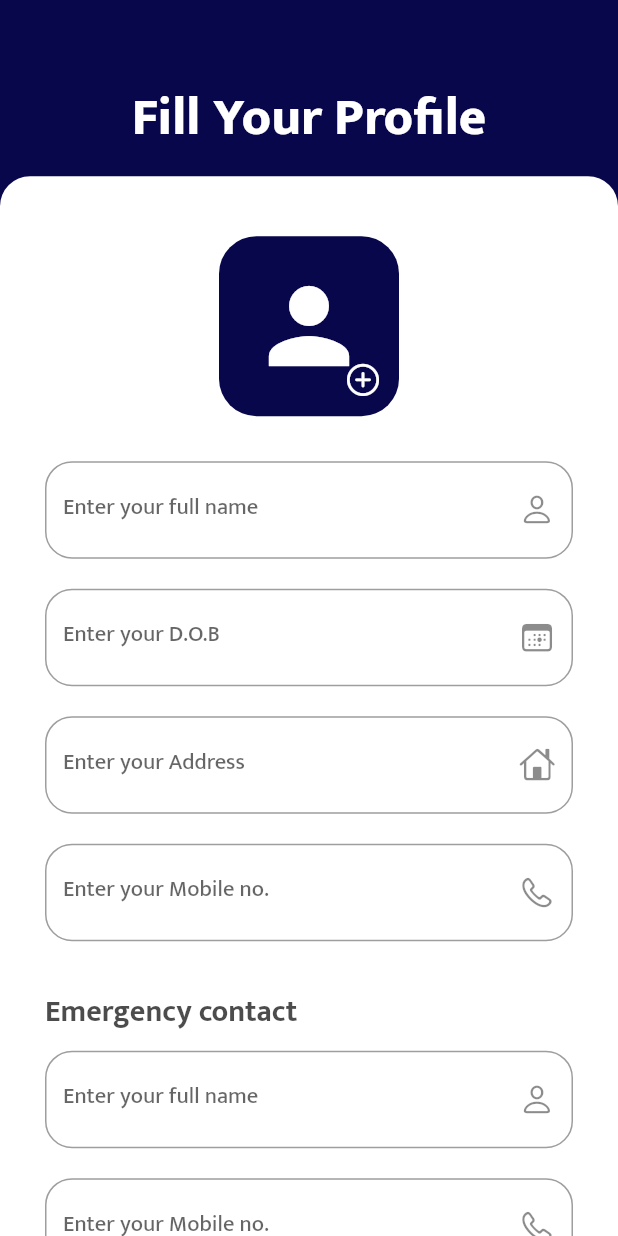
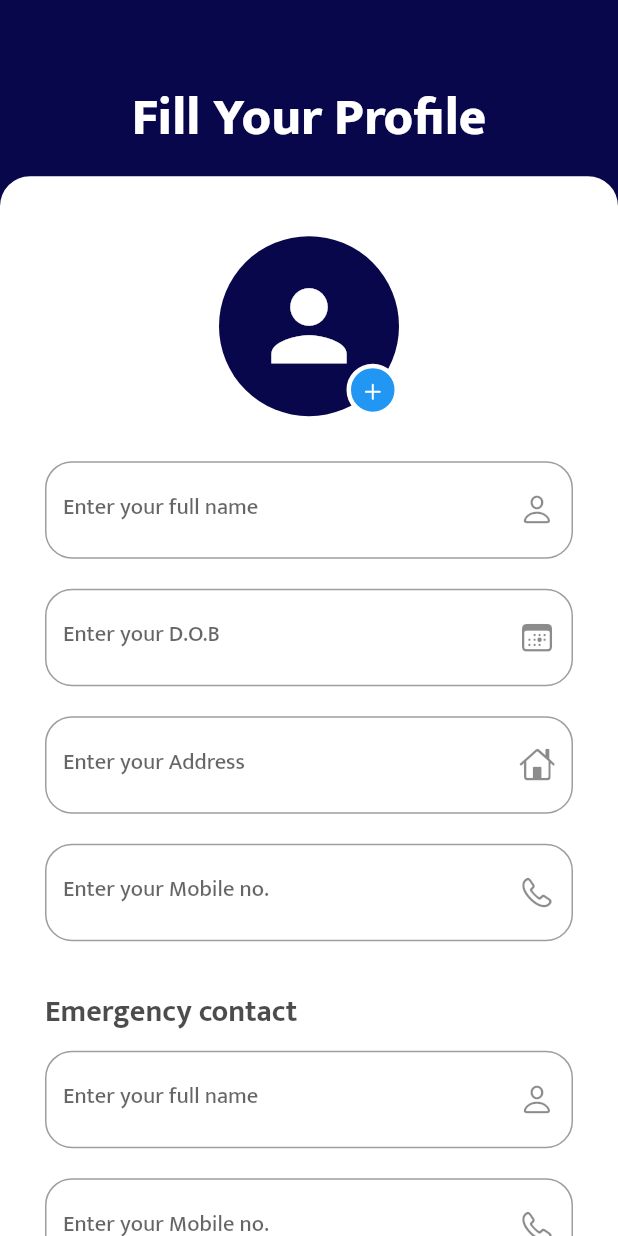
Before and after one commit to ShivamPundir12/ND_Fitness-new, a Flutter app: the screen it shows after launch, on a phone screen of 412 x 824 dp. Run offline on Flutter 3.47's test engine with Material 2 defaults, Android fonts, the phone set to English and light mode, and no system bars; our stand-ins replace cloud_firestore, firebase_auth, firebase_core, firebase_storage, flutter_secure_storage, flutter_svg and 2 more; accounts and stored records are empty.

Commit message:
profile 23-04-23

```diff
--- a/lib/screens/info/profilecontroller/profile.dart
+++ b/lib/screens/info/profilecontroller/profile.dart
@@ -119,17 +119,13 @@ class _ProfileState extends State<Profile> {
                             SizedBox(
                               height: 40,
                             ),
-                            InkWell(
-                              onTap: () {
-                                provider.pickImage(context);
-                              },
-                              child: Stack(alignment: Alignment.bottomRight, children: [
+                            Stack(children: [
                               Container(
                                 height: 120,
                                 width: 120,
                                 child: provider.image == null
                                     ? Icon(Icons.person,
-                                          color: text_color2, size: 80)
+                                        color: text_color2, size: 75)
                                     : Image.file(
                                         File(provider.image!.path).absolute,
                                         fit: BoxFit.cover,
@@ -145,18 +141,29 @@ class _ProfileState extends State<Profile> {
                                       ),
                                 decoration: BoxDecoration(
                                     color: background_color,
-                                      shape: BoxShape.rectangle,
-                                      borderRadius: BorderRadius.circular(25)),
+                                    shape: BoxShape.circle),
                               ),
-                                IconButton(
+                              Positioned(
+                                  bottom: 0,
+                                  right: 0,
+                                  child: Container(
+                                    height: 35,
+                                    width: 35,
+                                    decoration: BoxDecoration(
+                                        shape: BoxShape.circle,
+                                        border: Border.all(
+                                            width: 3, color: Colors.white),
+                                        color: Colors.blue),
+                                    child: IconButton(
                                       onPressed: () {
                                         provider.pickImage(context);
                                       },
-                                    icon: Icon(CupertinoIcons.plus_circled),
+                                      icon: Icon(CupertinoIcons.plus),
                                       color: Colors.white,
-                                    iconSize: 25),
+                                      iconSize: 15,
+                                    ),
+                                  ))
                             ]),
-                            ),
                             SizedBox(
                               height: 30,
                             ),
```
Lines whose indentation alone changed are shown as unchanged.
